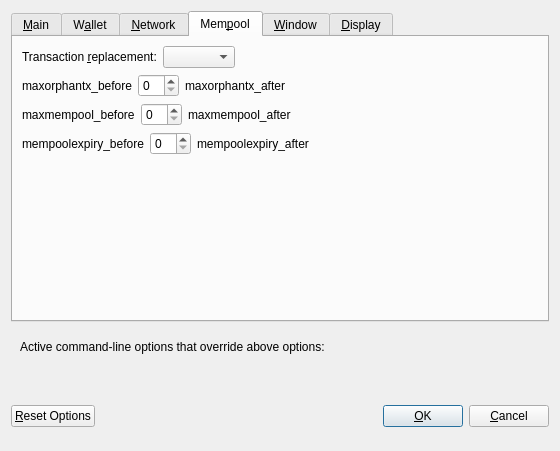
First picture: the form in src/qt/forms/optionsdialog.ui, repository bitcoincore-dev/bitcoin-2001-863168-294116-d812cf1189, before the edit.
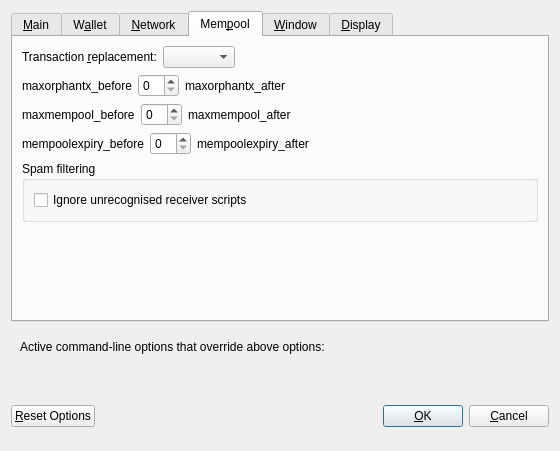
Second picture: the form after the edit. The open tabs and pages were chosen to show the change. Custom widgets are drawn as their Qt base class.

```diff
--- a/src/qt/forms/optionsdialog.ui
+++ b/src/qt/forms/optionsdialog.ui
@@ -778,6 +778,25 @@
          </item>
         </layout>
        </item>
+       <item>
+        <widget class="QGroupBox" name="groupBox_Spamfiltering">
+         <property name="title">
+          <string>Spam filtering</string>
+         </property>
+         <layout class="QVBoxLayout" name="verticalLayout_Spamfiltering">
+          <item>
+           <widget class="QCheckBox" name="rejectunknownscripts">
+            <property name="toolTip">
+             <string>With this option enabled, unrecognised receiver ("pubkey") scripts will be ignored. Unrecognisable scripts could be used to bypass further spam filters. If your software is outdated, they may also be used to trick you into thinking you were sent bitcoins that will never confirm.</string>
+            </property>
+            <property name="text">
+             <string>Ignore unrecognised receiver scripts</string>
+            </property>
+           </widget>
+          </item>
+         </layout>
+        </widget>
+       </item>
        <item>
         <spacer name="verticalSpacer_Mempool">
          <property name="orientation">
```
